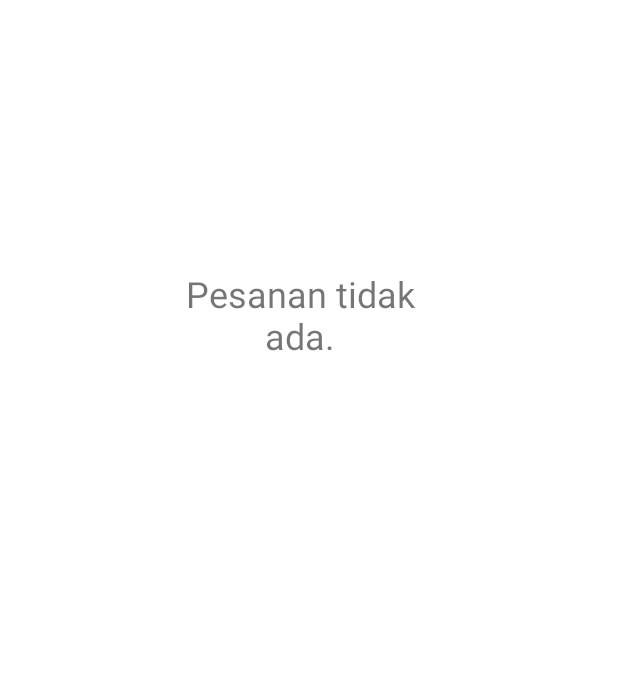
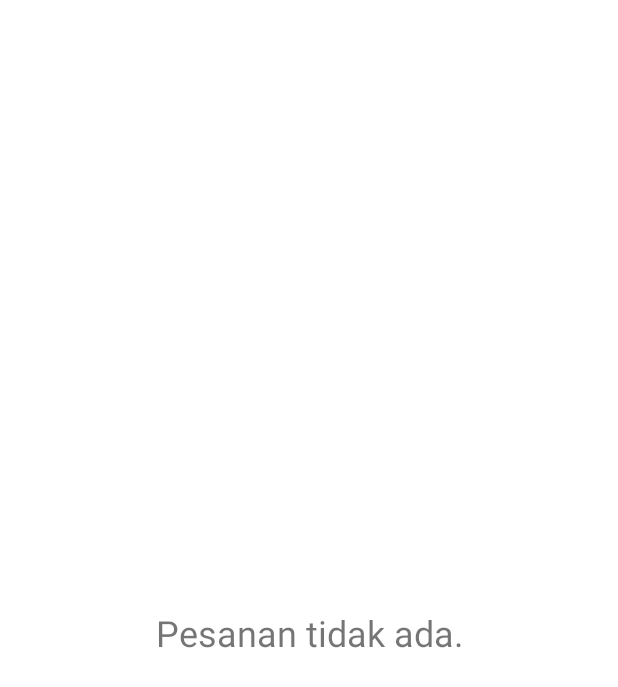
Before and after one commit to Laanaa/SetupProject, an Android app: the Order screen opened directly, with no data from a screen before it, on a phone screen of 412 x 824 dp. Shown: the top 687 px of the screen. Run offline under Robolectric (Android 15) with nearby library versions, the phone set to English and light mode, and no system bars.

Commit message:
edit order, detail & transaction activity

```diff
--- a/app/src/main/res/layout/activity_order.xml
+++ b/app/src/main/res/layout/activity_order.xml
@@ -11,13 +11,6 @@
         android:layout_height="match_parent"
         android:orientation="vertical">
 
-        <LinearLayout
-            android:layout_width="200dp"
-            android:layout_height="200dp"
-            android:layout_margin="100dp"
-            android:backgroundTint="#F44336"
-            android:orientation="vertical">
-
         <TextView
             android:id="@+id/textView4"
             android:layout_width="match_parent"
@@ -27,7 +20,6 @@
             android:gravity="center"
             android:text="Pesanan tidak ada."
             android:textSize="24sp" />
-        </LinearLayout>
 
     </LinearLayout>
 </androidx.constraintlayout.widget.ConstraintLayout>
```
Also changed, not shown: app/src/main/res/layout/activity_transaction.xml (+0 -8 lines). Lines whose indentation alone changed are shown as unchanged.
